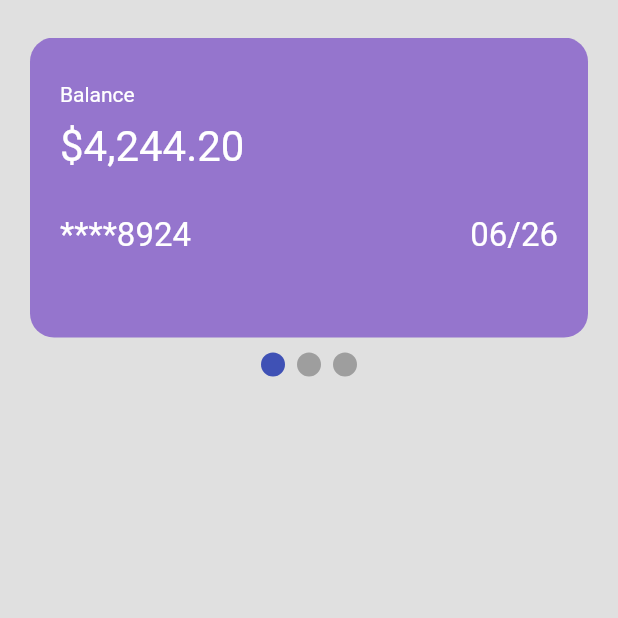
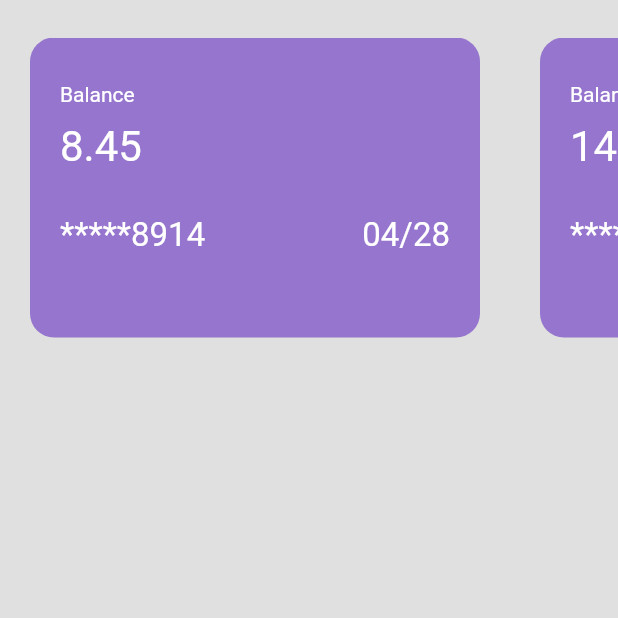
Before and after one commit to Sirfouq/workout_app, a Flutter app: the screen it shows after launch, on a phone screen of 412 x 824 dp, the top half of it. Run offline on Flutter 3.47's test engine with Material 2 defaults, Android fonts, the phone set to English and light mode, and no system bars; drawn by our look-alikes of smooth_page_indicator.

Commit message:
Added horizontal_menu widget that is going to be used for the menu .Also improved the credit_card widget.

```diff
--- a/lib/main.dart
+++ b/lib/main.dart
@@ -1,8 +1,8 @@
+// main.dart
 // ignore_for_file: prefer_const_constructors, prefer_const_literals_to_create_immutables
 
 import 'package:flutter/material.dart';
-import 'package:smooth_page_indicator/smooth_page_indicator.dart';
-import 'workoutExList.dart';
+import 'package:workout_app/util/horizontal_menu.dart';
 import 'util/credit_card.dart';
 
 void main() {
@@ -10,9 +10,8 @@ void main() {
 }
 
 class MyApp extends StatelessWidget {
-  const MyApp({super.key});
+  const MyApp();
 
-  // This widget is the root of your application.
   @override
   Widget build(BuildContext context) {
     return MaterialApp(
@@ -29,16 +28,13 @@ class MyApp extends StatelessWidget {
 class HomePage extends StatefulWidget {
   final String title;
 
-  const HomePage({super.key, required this.title});
+  const HomePage({required this.title});
 
   @override
   State<HomePage> createState() => _HomePageState();
-
 }
 
-  class _HomePageState extends State<HomePage>{
-    final _controller = PageController();
-
+class _HomePageState extends State<HomePage> {
   @override
   Widget build(BuildContext context) {
     return Scaffold(
@@ -48,22 +44,16 @@ class HomePage extends StatefulWidget {
           children: [
             SizedBox(height: 25),
             SizedBox(
-              height: 200,
-              child: PageView(
-                controller: _controller,
-                clipBehavior:Clip.hardEdge,
-                children: [
-                CreditCard(),
-                CreditCard(),
-                CreditCard()
+              height: 200, // Adjust this value according to your needs.
+              child: HorizontalMenu(
+                items: [
+                  CreditCard( balance:08.45,date: '04/28', number: '*****8914',user: 'Georgios Kokkinos'),
+                  CreditCard(balance:1444.45,date: '04/28', number: '*****9120',user: 'Georgios Kokkinos'),
+                  CreditCard( balance:123.45,date: '04/28', number: '*****7734',user: 'Georgios Kokkinos'),
                 ],
-
-
               ),
             ),
-            SizedBox(height: 10,),
-            SmoothPageIndicator(controller: _controller, count: 3)
-
+            SizedBox(height: 10),
           ],
         ),
       ),
--- a/lib/util/credit_card.dart
+++ b/lib/util/credit_card.dart
@@ -3,7 +3,12 @@
 import 'package:flutter/material.dart';
 
 class CreditCard extends StatelessWidget {
-  const CreditCard({super.key});
+  const CreditCard({super.key, required this.balance, required this.date, required this.number, required this.user});
+  final double balance;
+  final String date;
+  final String number;
+  final String user;
+
 
   @override
   Widget build(BuildContext context) {
@@ -27,15 +32,15 @@ class CreditCard extends StatelessWidget {
             height: 10,
           ),
           Text(
-            '\$4,244.20',
+            balance.toString(),
             style: TextStyle(color: Colors.white, fontSize: 28),
           ),
           SizedBox(height: 30),
           Row(
             mainAxisAlignment: MainAxisAlignment.spaceBetween,
             children: [
-              Text('****8924',style: TextStyle(color: Colors.white,fontSize: 22),),
-              Text('06/26',style: TextStyle(color:Colors.white,fontSize: 22 ),)
+              Text(number,style: TextStyle(color: Colors.white,fontSize: 22),),
+              Text(date,style: TextStyle(color:Colors.white,fontSize: 22 ),)
             ],
           )
         ]),
--- /dev/null
+++ b/lib/util/horizontal_menu.dart
@@ -0,0 +1,20 @@
+// HorizontalMenu.dart
+import 'package:flutter/material.dart';
+import 'package:workout_app/util/credit_card.dart';
+
+class HorizontalMenu extends StatelessWidget {
+  const HorizontalMenu({super.key, required this.items});
+  final List<CreditCard> items;
+
+  @override
+  Widget build(BuildContext context) {
+    return SizedBox(
+      height: 50.0,
+      child: ListView.builder(
+        itemCount: items.length,
+        scrollDirection: Axis.horizontal,
+        itemBuilder: (context, index) => items[index],
+      ),
+    );
+  }
+}
```
